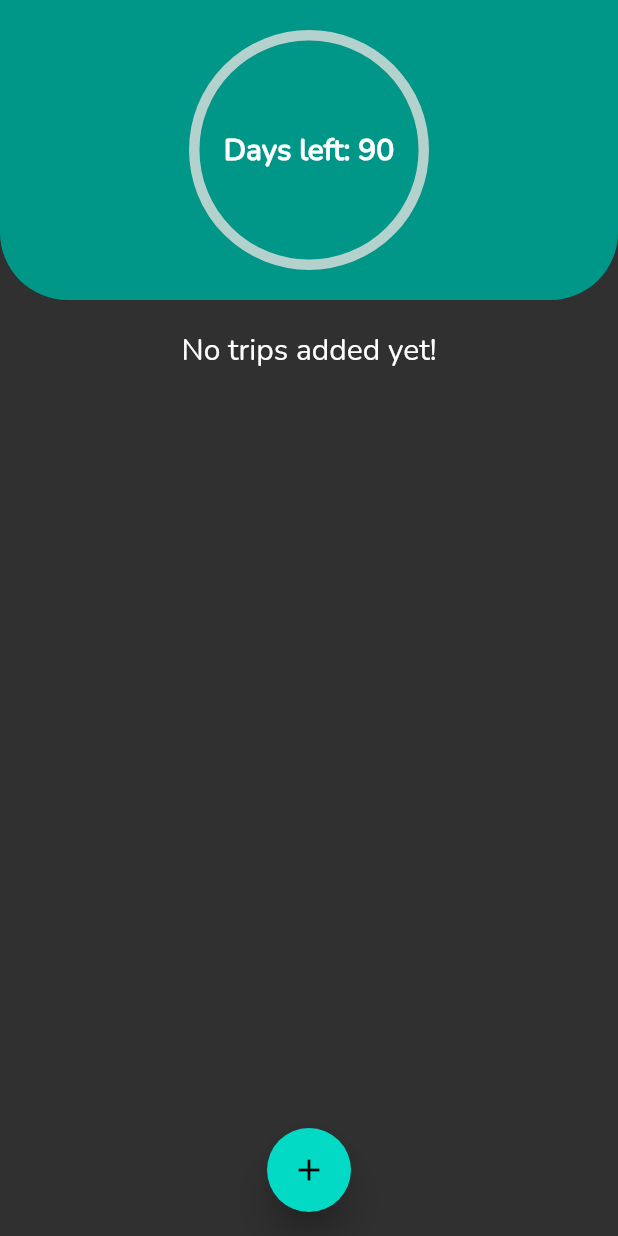
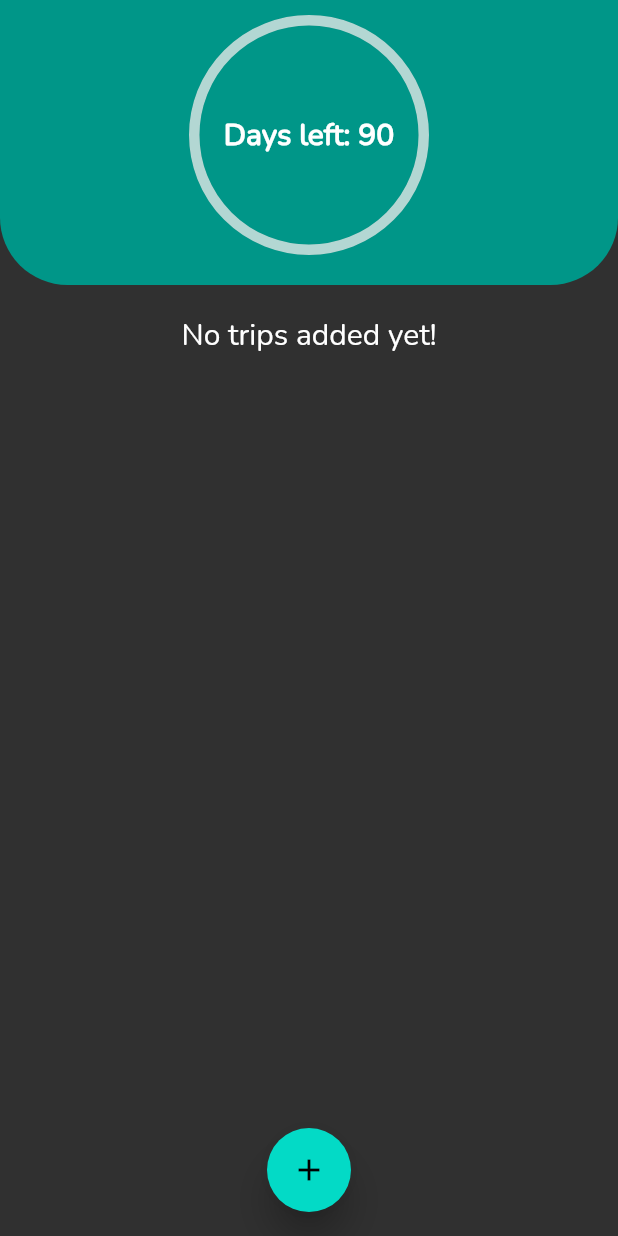
Before and after one commit to sekne18/SchengenTracker, a Flutter app: the screen it shows after launch, on a phone screen of 412 x 824 dp. Run offline on Flutter 3.47's test engine with Material 2 defaults, Android fonts, the phone set to English and light mode, and no system bars; drawn by our look-alikes of percent_indicator; our stand-ins replace shared_preferences.

```diff
--- a/lib/screens/main_page.dart
+++ b/lib/screens/main_page.dart
@@ -83,7 +83,7 @@ class MainPageState extends State<MainPage> {
             ),
             width: double.infinity,
             child: Padding(
-              padding: const EdgeInsets.only(top: 20.0, bottom: 20.0),
+              padding: const EdgeInsets.only(top: 10.0, bottom: 20.0),
               child: CircularPercentIndicator(
                 radius: 160.0,
                 lineWidth: 7.0,
@@ -97,7 +97,7 @@ class MainPageState extends State<MainPage> {
                 ),
                 circularStrokeCap: CircularStrokeCap.round,
                 progressColor: Colors.white70,
-                backgroundColor: Colors.teal[800],
+                backgroundColor: Colors.teal[700],
               ),
             ),
           ),
```
Also changed, not shown: lib/widgets/circle_progress_bar.dart (deleted, +0 -40 lines).
